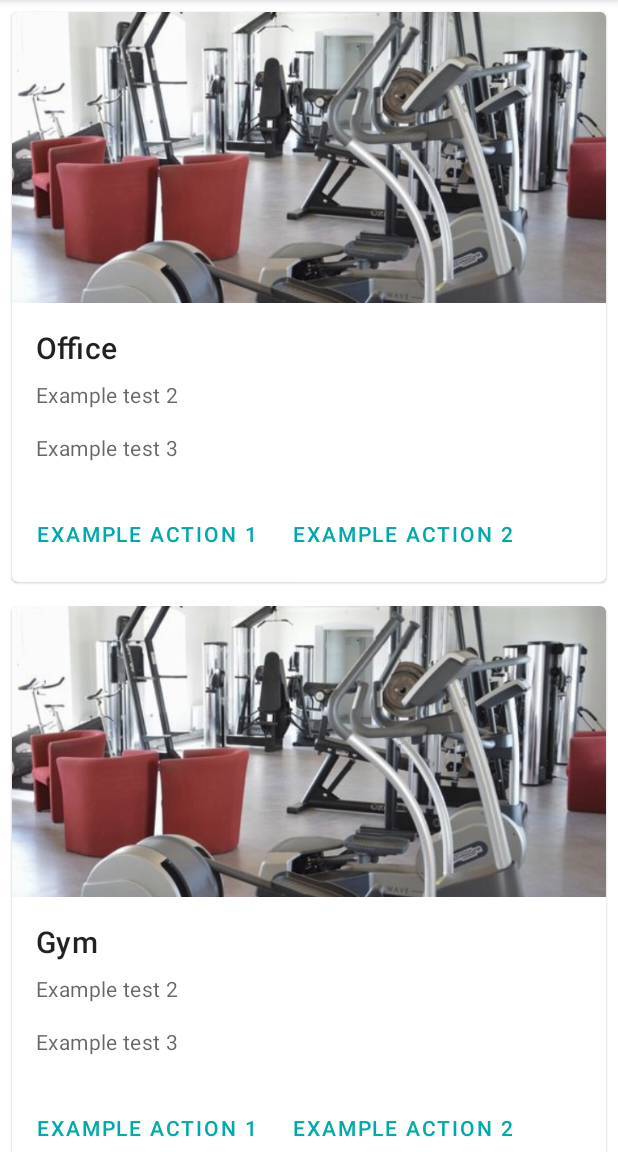
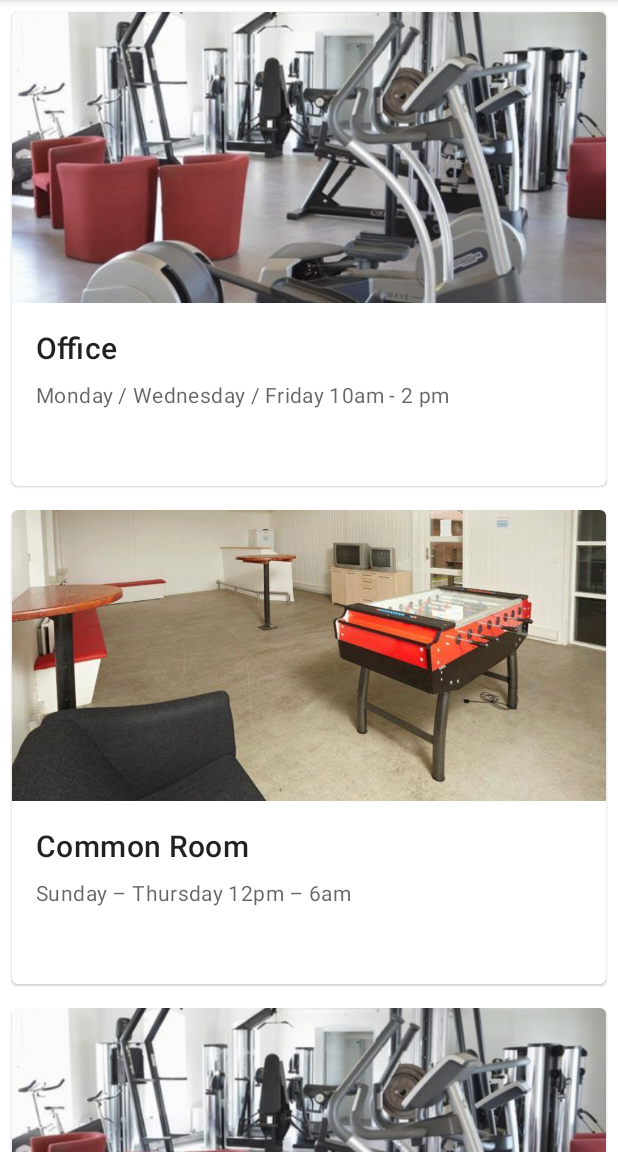
Before and after one commit to spid3rmn/AND1-MySuperApp, an Android app: the fragment CommonRoomsFragment shown on its own in the app's theme, on a phone screen of 412 x 824 dp, the part 84-1236 px from its top. Run offline under Robolectric (Android 15) with nearby library versions, the phone set to English and light mode, and no system bars.

Commit message:
Common Rooms

```diff
--- a/app/src/main/java/com/example/mykampustest/ui/office_hours/OfficeHoursFragment.java
+++ b/app/src/main/java/com/example/mykampustest/ui/common_rooms/CommonRoomsFragment.java
@@ -1,62 +1,51 @@
-package com.example.mykampustest.ui.office_hours;
+package com.example.mykampustest.ui.common_rooms;
 
 import android.os.Bundle;
 import android.view.LayoutInflater;
 import android.view.View;
 import android.view.ViewGroup;
-import android.widget.TextView;
-
 import androidx.annotation.NonNull;
-import androidx.annotation.Nullable;
 import androidx.fragment.app.Fragment;
-import androidx.lifecycle.Observer;
-import androidx.lifecycle.ViewModelProvider;
 import androidx.recyclerview.widget.LinearLayoutManager;
 import androidx.recyclerview.widget.RecyclerView;
-
 import com.example.mykampustest.R;
 import com.example.mykampustest.databinding.FragmentOfficeHoursBinding;
-
 import java.util.ArrayList;
 
-public class OfficeHoursFragment extends Fragment {
-
-    //private OfficeHoursViewModel officeHoursViewModel;
+public class CommonRoomsFragment extends Fragment {
     private FragmentOfficeHoursBinding binding;
     RecyclerView itemList;
     ItemAdapter itemAdapter;
 
     public View onCreateView(@NonNull LayoutInflater inflater,
                              ViewGroup container, Bundle savedInstanceState) {
-        /*officeHoursViewModel =
-                new ViewModelProvider(this).get(OfficeHoursViewModel.class);*/
 
         binding = FragmentOfficeHoursBinding.inflate(inflater, container, false);
         View root = binding.getRoot();
-
-        /*final TextView textView = binding.textOfficeHours;
-        officeHoursViewModel.getText().observe(getViewLifecycleOwner(), new Observer<String>() {
-            @Override
-            public void onChanged(@Nullable String s) {
-                textView.setText(s);
-            }
-        });*/
 
         itemList = binding.rv;
         itemList.hasFixedSize();
         itemList.setLayoutManager(new LinearLayoutManager(this.getContext()));
 
-        ArrayList<Room> rooms = new ArrayList<>();
-        rooms.add(new Room("Office", R.drawable.gym));
-        rooms.add(new Room("Gym", R.drawable.gym));
-        rooms.add(new Room("Common Room", R.drawable.gym));
-        rooms.add(new Room("Gaming Room", R.drawable.gym));
-        rooms.add(new Room("Laundry room", R.drawable.gym));
+        ArrayList<Room> rooms = populateRooms();
 
         itemAdapter = new ItemAdapter(rooms);
         itemList.setAdapter(itemAdapter);
 
         return root;
+    }
+
+    private ArrayList<Room> populateRooms() {
+        ArrayList<Room> rooms = new ArrayList<>();
+
+        //TODO Change photos hours and description
+        rooms.add(new Room("Office", "Monday / Wednesday / Friday 10am - 2 pm", "", R.drawable.gym));
+        rooms.add(new Room("Common Room", "Sunday – Thursday 12pm – 6am", "", R.drawable.common));
+        rooms.add(new Room("Gym", "Always open", "", R.drawable.gym));
+        rooms.add(new Room("Gaming Room", "Sunday – Thursday 12pm – 6am", "", R.drawable.gym));
+        rooms.add(new Room("Laundry room", "Always open", "", R.drawable.gym));
+
+        return rooms;
     }
 
     @Override
--- a/app/src/main/java/com/example/mykampustest/ui/office_hours/ItemAdapter.java
+++ b/app/src/main/java/com/example/mykampustest/ui/common_rooms/ItemAdapter.java
@@ -1,4 +1,4 @@
-package com.example.mykampustest.ui.office_hours;
+package com.example.mykampustest.ui.common_rooms;
 
 import android.view.LayoutInflater;
 import android.view.View;
@@ -26,8 +26,10 @@ public class ItemAdapter extends RecyclerView.Adapter<ItemAdapter.ViewHolder> {
     }
 
     public void onBindViewHolder(ViewHolder viewHolder, int position) {
+        viewHolder.cardImage.setImageResource(mRooms.get(position).getIconId());
         viewHolder.mainText.setText(mRooms.get(position).getMainText());
-        viewHolder.cardImage.setImageResource(mRooms.get(position).getIconId());
+        viewHolder.hoursText.setText(mRooms.get(position).getHoursText());
+        viewHolder.descText.setText(mRooms.get(position).getDescText());
     }
 
     public int getItemCount() {
@@ -37,11 +39,15 @@ public class ItemAdapter extends RecyclerView.Adapter<ItemAdapter.ViewHolder> {
     class ViewHolder extends RecyclerView.ViewHolder {
         ImageView cardImage;
         TextView mainText;
+        TextView descText;
+        TextView hoursText;
 
         ViewHolder(View itemView) {
             super(itemView);
             cardImage = itemView.findViewById(R.id.imageCard);
             mainText = itemView.findViewById(R.id.catId);
+            hoursText = itemView.findViewById(R.id.hoursId);
+            descText = itemView.findViewById(R.id.descId);
         }
     }
 }
--- /dev/null
+++ b/app/src/main/java/com/example/mykampustest/ui/common_rooms/Room.java
@@ -0,0 +1,31 @@
+package com.example.mykampustest.ui.common_rooms;
+
+public class Room {
+    private String mainText;
+    private String hoursText;
+    private String descText;
+    private int iconId;
+
+    Room(String text, String hoursText, String descText, int iconId){
+        this.mainText = text;
+        this.descText = descText;
+        this.hoursText = hoursText;
+        this.iconId = iconId;
+    }
+
+    public String getMainText(){
+        return mainText;
+    }
+
+    public String getHoursText() {
+        return hoursText;
+    }
+
+    public String getDescText() {
+        return descText;
+    }
+
+    public int getIconId(){
+        return iconId;
+    }
+}
--- a/app/src/main/java/com/example/mykampustest/ui/office_hours/OfficeHoursViewModel.java
+++ /dev/null
@@ -1,19 +0,0 @@
-package com.example.mykampustest.ui.office_hours;
-
-import androidx.lifecycle.LiveData;
-import androidx.lifecycle.MutableLiveData;
-import androidx.lifecycle.ViewModel;
-
-public class OfficeHoursViewModel extends ViewModel {
-
-    private MutableLiveData<String> mText;
-
-    public OfficeHoursViewModel() {
-        mText = new MutableLiveData<>();
-        mText.setValue("This is office hours fragment");
-    }
-
-    public LiveData<String> getText() {
-        return mText;
-    }
-}
--- a/app/src/main/java/com/example/mykampustest/ui/office_hours/Room.java
+++ /dev/null
@@ -1,19 +0,0 @@
-package com.example.mykampustest.ui.office_hours;
-
-public class Room {
-    private String mainText;
-    private int iconId;
-
-    Room(String text, int iconId){
-        this.mainText = text;
-        this.iconId = iconId;
-    }
-
-    public String getMainText(){
-        return mainText;
-    }
-
-    public int getIconId(){
-        return iconId;
-    }
-}
--- a/app/src/main/res/layout/card_place.xml
+++ b/app/src/main/res/layout/card_place.xml
@@ -38,6 +38,7 @@
                     android:textAppearance="?attr/textAppearanceHeadline6" />
 
                 <TextView
+                    android:id="@+id/hoursId"
                     android:layout_width="wrap_content"
                     android:layout_height="wrap_content"
                     android:layout_marginTop="8dp"
@@ -46,6 +47,7 @@
                     android:textColor="?android:attr/textColorSecondary" />
 
                 <TextView
+                    android:id="@+id/descId"
                     android:layout_width="wrap_content"
                     android:layout_height="wrap_content"
                     android:layout_marginTop="16dp"
@@ -55,27 +57,6 @@
 
             </LinearLayout>
 
-            <!-- Buttons -->
-            <LinearLayout
-                android:layout_width="wrap_content"
-                android:layout_height="wrap_content"
-                android:layout_margin="8dp"
-                android:orientation="horizontal">
-
-                <com.google.android.material.button.MaterialButton
-                    style="?attr/borderlessButtonStyle"
-                    android:layout_width="wrap_content"
-                    android:layout_height="wrap_content"
-                    android:layout_marginEnd="8dp"
-                    android:text="Example action 1" />
-
-                <com.google.android.material.button.MaterialButton
-                    style="?attr/borderlessButtonStyle"
-                    android:layout_width="wrap_content"
-                    android:layout_height="wrap_content"
-                    android:text="Example action 2" />
-            </LinearLayout>
-
         </LinearLayout>
 
     </com.google.android.material.card.MaterialCardView>
--- a/app/src/main/res/layout/fragment_office_hours.xml
+++ b/app/src/main/res/layout/fragment_office_hours.xml
@@ -3,7 +3,7 @@
     xmlns:tools="http://schemas.android.com/tools"
     android:layout_width="match_parent"
     android:layout_height="match_parent"
-    tools:context=".ui.office_hours.OfficeHoursFragment">
+    tools:context=".ui.common_rooms.CommonRoomsFragment">
 
     <androidx.recyclerview.widget.RecyclerView
         android:layout_width="match_parent"
--- a/app/src/main/res/navigation/mobile_navigation.xml
+++ b/app/src/main/res/navigation/mobile_navigation.xml
@@ -25,7 +25,7 @@
 
     <fragment
         android:id="@+id/nav_common_rooms"
-        android:name="com.example.mykampustest.ui.office_hours.OfficeHoursFragment"
+        android:name="com.example.mykampustest.ui.common_rooms.CommonRoomsFragment"
         android:label="@string/menu_common_rooms"
         tools:layout="@layout/fragment_office_hours" />
 
```
Also changed, not shown: app/src/main/res/drawable/common.jpg (added).
